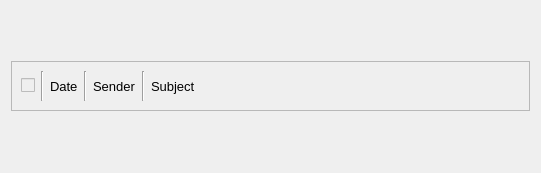
Before: the Qt Designer form User_app/src/message_item/message_item_widget.ui in edugaidano/Little-Social-Network, drawn with Qt 5.
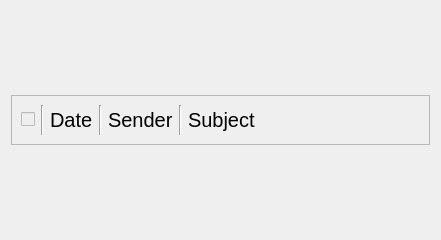
After: the same form once the commit is applied.

```diff
--- a/User_app/src/message_item/message_item_widget.ui
+++ b/User_app/src/message_item/message_item_widget.ui
@@ -6,12 +6,12 @@
    <rect>
     <x>0</x>
     <y>0</y>
-    <width>541</width>
-    <height>173</height>
+    <width>441</width>
+    <height>240</height>
    </rect>
   </property>
   <property name="sizePolicy">
-   <sizepolicy hsizetype="Minimum" vsizetype="Minimum">
+   <sizepolicy hsizetype="Expanding" vsizetype="Fixed">
     <horstretch>0</horstretch>
     <verstretch>0</verstretch>
    </sizepolicy>
@@ -23,17 +23,11 @@
    <item row="0" column="0">
     <widget class="QFrame" name="generalFrame">
      <property name="sizePolicy">
-      <sizepolicy hsizetype="Minimum" vsizetype="Minimum">
+      <sizepolicy hsizetype="Expanding" vsizetype="Fixed">
        <horstretch>0</horstretch>
        <verstretch>0</verstretch>
       </sizepolicy>
      </property>
-     <property name="minimumSize">
-      <size>
-       <width>100</width>
-       <height>0</height>
-      </size>
-     </property>
      <property name="maximumSize">
       <size>
        <width>900</width>
@@ -78,7 +72,7 @@
         <property name="font">
          <font>
           <family>Arial</family>
-          <pointsize>10</pointsize>
+          <pointsize>15</pointsize>
          </font>
         </property>
         <property name="frameShape">
@@ -101,7 +95,7 @@
         <property name="font">
          <font>
           <family>Arial</family>
-          <pointsize>10</pointsize>
+          <pointsize>15</pointsize>
          </font>
         </property>
         <property name="text">
@@ -127,7 +121,7 @@
         <property name="font">
          <font>
           <family>Arial</family>
-          <pointsize>10</pointsize>
+          <pointsize>15</pointsize>
          </font>
         </property>
         <property name="text">
```
